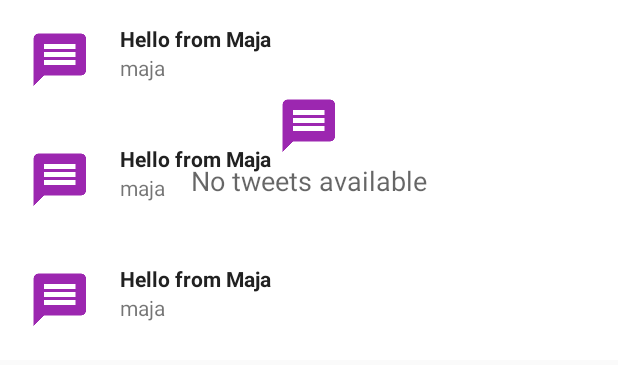
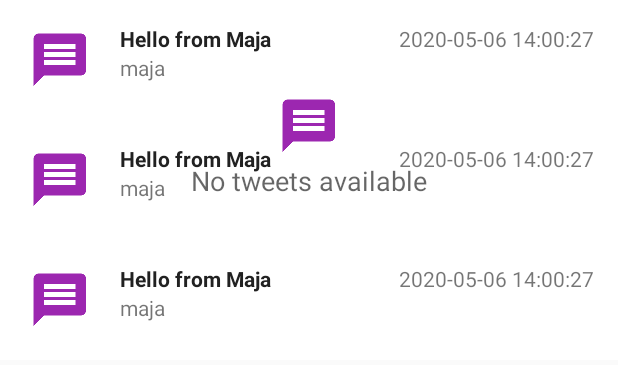
Before and after one commit to mfrancetic/twitter-clone, an Android app: the layout activity_user_feed.xml on its own in the app's theme, with its tools: preview values and no code run, on a phone screen of 412 x 824 dp. Shown: the top 365 px of the screen. Run offline under Robolectric (Android 15) with nearby library versions, the phone set to English and light mode, and no system bars.

Commit message:
Update the Twitter class to include createdAt property; add the createdAt attribute to the list of tweets in the UserFeedActivity

```diff
--- a/app/src/main/java/com/example/twitterclone/UserFeedAdapter.java
+++ b/app/src/main/java/com/example/twitterclone/UserFeedAdapter.java
@@ -43,6 +43,8 @@ public class UserFeedAdapter extends RecyclerView.Adapter<com.example.twitterclo
         usernameTextView.setText(tweet.getUsername());
         TextView tweetTextView = holder.userTweetTextView;
         tweetTextView.setText(tweet.getTweet());
+        TextView createdAtTextView = holder.userCreatedAtTextView;
+        createdAtTextView.setText(tweet.getCreatedAt());
     }
 
     @Override
@@ -57,6 +59,7 @@ public class UserFeedAdapter extends RecyclerView.Adapter<com.example.twitterclo
 
         private TextView userUsernameTextView;
         private TextView userTweetTextView;
+        private TextView userCreatedAtTextView;
 
         public ViewHolder(@NonNull View itemView, UserFeedAdapter.RecyclerViewClickListener clickListener) {
             super(itemView);
@@ -66,6 +69,7 @@ public class UserFeedAdapter extends RecyclerView.Adapter<com.example.twitterclo
 
             userUsernameTextView = itemView.findViewById(R.id.user_username_text_view);
             userTweetTextView = itemView.findViewById(R.id.user_tweet_text_view);
+            userCreatedAtTextView = itemView.findViewById(R.id.user_created_at_text_view);
         }
 
         @Override
--- a/app/src/main/res/layout/user_feed_list_item.xml
+++ b/app/src/main/res/layout/user_feed_list_item.xml
@@ -36,4 +36,13 @@
         app:layout_constraintTop_toBottomOf="@id/user_tweet_text_view"
         tools:text="maja" />
 
+    <TextView
+        android:id="@+id/user_created_at_text_view"
+        android:layout_width="wrap_content"
+        android:layout_height="wrap_content"
+        app:layout_constraintTop_toTopOf="@id/user_tweet_text_view"
+        app:layout_constraintBottom_toBottomOf="@id/user_tweet_text_view"
+        app:layout_constraintEnd_toEndOf="parent"
+        tools:text="2020-05-06 14:00:27" />
+
 </androidx.constraintlayout.widget.ConstraintLayout>
--- a/app/src/main/res/values/strings.xml
+++ b/app/src/main/res/values/strings.xml
@@ -34,4 +34,5 @@
     <string name="tweet_not_sent">Tweet failed</string>
     <string name="followed_users_key">followedUsers</string>
     <string name="user_table_key">User</string>
+    <string name="created_at_key">createdAt</string>
 </resources>
```
Also changed, not shown: app/src/main/java/com/example/twitterclone/Tweet.java (+11 -0 lines), app/src/main/java/com/example/twitterclone/UserFeedActivity.java (+12 -2 lines).
